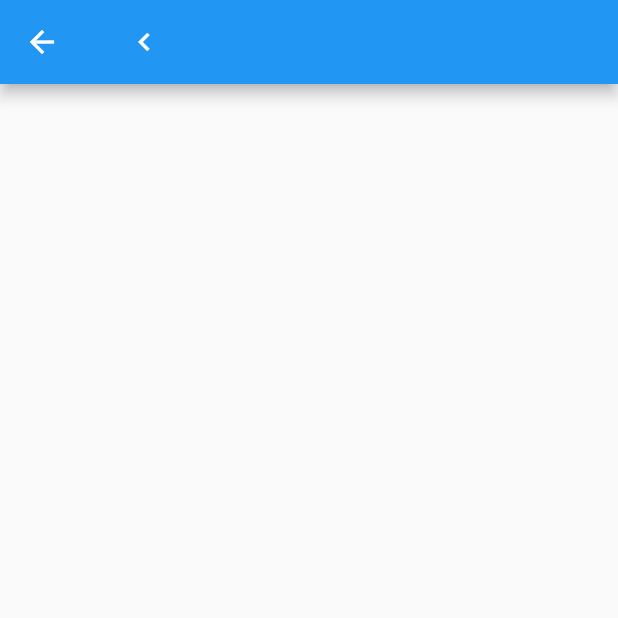
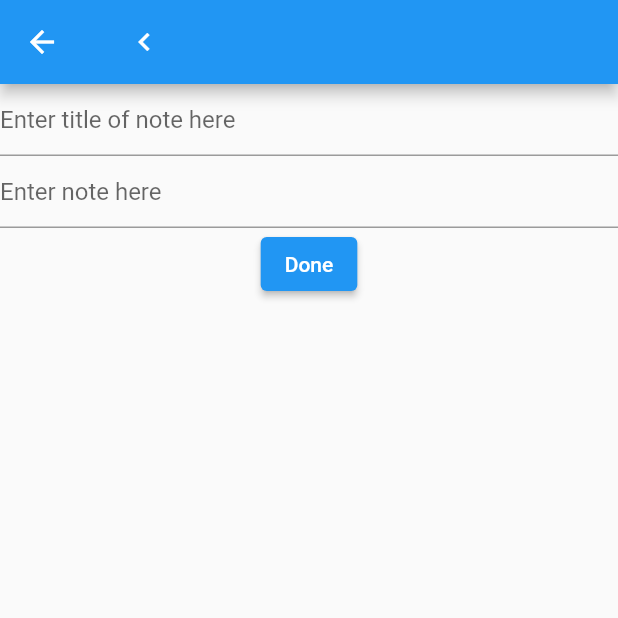
Before and after one commit to TheWhispererFox/NotoApp, a Flutter app: the CreateNoteView screen opened by its route, on a phone screen of 412 x 824 dp, the top half of it. Run offline on Flutter 3.47's test engine with Material 2 defaults, Android fonts, the phone set to English and light mode, and no system bars; our stand-ins replace auto_route, built_collection, built_value, cloud_firestore, firebase_core, get_it and 3 more; missing offline and left inert: masonry_grid; accounts and stored records are empty; generated files the repository leaves out were written again; project files that could hold a hidden picture were left out.

Commit message:
Add CreateNote Form, Add Related Bloc

```diff
--- /dev/null
+++ b/lib/domain/create_note/create_note_state.dart
@@ -0,0 +1,20 @@
+import 'package:built_value/built_value.dart';
+import 'package:noto_app/data/models/note.dart';
+
+part 'create_note_state.g.dart';
+
+abstract class CreateNoteState
+    implements Built<CreateNoteState, CreateNoteStateBuilder> {
+  factory CreateNoteState([void Function(CreateNoteStateBuilder) updates]) =
+      _$CreateNoteState;
+
+  CreateNoteState._();
+
+  factory CreateNoteState.initial(Note? note) {
+    return CreateNoteState(
+      (b) => b..note = note?.toBuilder() ?? Note.empty().toBuilder(),
+    );
+  }
+
+  Note get note;
+}
--- a/lib/ui/components/note_card.dart
+++ b/lib/ui/components/note_card.dart
@@ -34,6 +34,7 @@ class NoteCard extends StatelessWidget {
           elevation: 0,
           child: Container(
             margin: const EdgeInsets.all(20),
+            decoration: BoxDecoration(borderRadius: BorderRadius.circular(50)),
             child: Column(
               mainAxisSize: MainAxisSize.min,
               children: [
--- a/lib/ui/views/create_note.dart
+++ b/lib/ui/views/create_note.dart
@@ -20,8 +20,27 @@ class _CreateNoteState extends State<CreateNoteView> {
           icon: const Icon(Icons.navigate_before_outlined),
         ),
       ),
-      body: const Center(
-        child: Text('TODO: Make note creation form'),
+      body: Center(
+        child: Form(
+          child: Column(
+            children: <Widget>[
+              TextFormField(
+                decoration: const InputDecoration(
+                  hintText: 'Enter title of note here',
+                ),
+              ),
+              TextFormField(
+                decoration: const InputDecoration(
+                  hintText: 'Enter note here',
+                ),
+              ),
+              ElevatedButton(
+                onPressed: () {},
+                child: const Text('Done'),
+              ),
+            ],
+          ),
+        ),
       ),
     );
   }
```
Also changed, not shown: lib/domain/create_note/create_note_bloc.dart (added, +25 -0 lines), lib/domain/create_note/create_note_state.g.dart (added).
